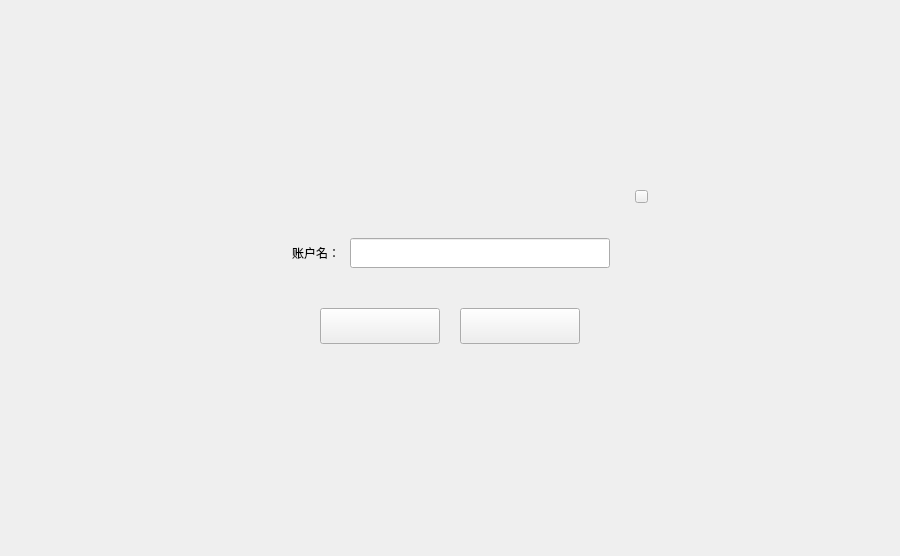
Above: namedialog.ui from HcashOrg/hx-indicator before the change. Below: the same form after it.
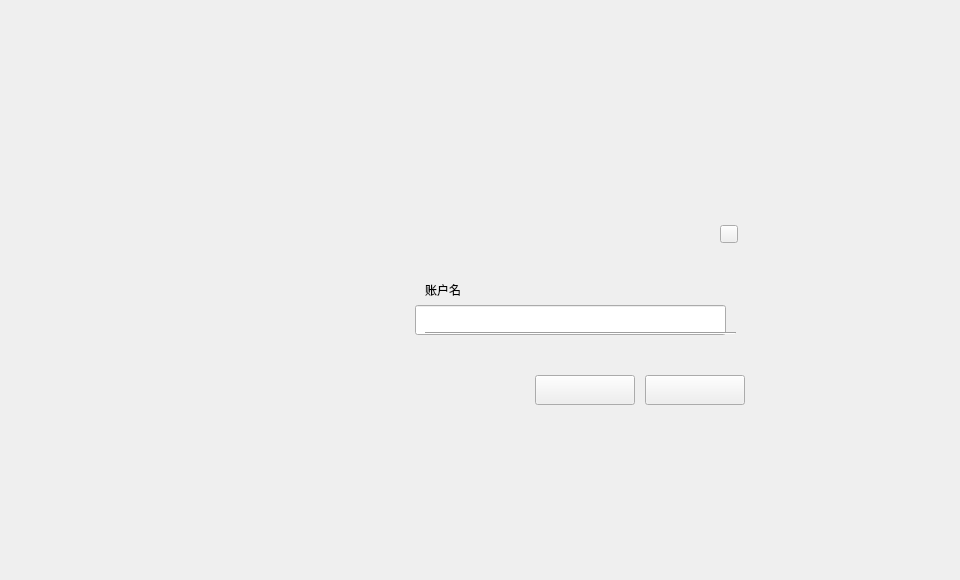
That is the form after the change.

```diff
--- a/namedialog.ui
+++ b/namedialog.ui
@@ -6,8 +6,8 @@
    <rect>
     <x>0</x>
     <y>0</y>
-    <width>900</width>
-    <height>556</height>
+    <width>960</width>
+    <height>580</height>
    </rect>
   </property>
   <property name="font">
@@ -27,26 +27,26 @@
     <rect>
      <x>0</x>
      <y>0</y>
-     <width>900</width>
-     <height>556</height>
+     <width>960</width>
+     <height>580</height>
     </rect>
    </property>
    <widget class="QWidget" name="containerWidget" native="true">
     <property name="geometry">
      <rect>
-      <x>240</x>
-      <y>178</y>
-      <width>420</width>
-      <height>200</height>
+      <x>385</x>
+      <y>205</y>
+      <width>380</width>
+      <height>220</height>
      </rect>
     </property>
     <widget class="QToolButton" name="cancelBtn">
      <property name="geometry">
       <rect>
-       <x>220</x>
-       <y>130</y>
-       <width>120</width>
-       <height>36</height>
+       <x>260</x>
+       <y>170</y>
+       <width>100</width>
+       <height>30</height>
       </rect>
      </property>
      <property name="cursor">
@@ -62,10 +62,10 @@
     <widget class="QToolButton" name="okBtn">
      <property name="geometry">
       <rect>
-       <x>80</x>
-       <y>130</y>
-       <width>120</width>
-       <height>36</height>
+       <x>150</x>
+       <y>170</y>
+       <width>100</width>
+       <height>30</height>
       </rect>
      </property>
      <property name="cursor">
@@ -81,8 +81,8 @@
     <widget class="QLabel" name="addressNameTipLabel2">
      <property name="geometry">
       <rect>
-       <x>120</x>
-       <y>100</y>
+       <x>60</x>
+       <y>130</y>
        <width>200</width>
        <height>16</height>
       </rect>
@@ -94,9 +94,9 @@
     <widget class="QLineEdit" name="nameLineEdit">
      <property name="geometry">
       <rect>
-       <x>110</x>
-       <y>60</y>
-       <width>260</width>
+       <x>30</x>
+       <y>100</y>
+       <width>311</width>
        <height>30</height>
       </rect>
      </property>
@@ -128,10 +128,10 @@
     <widget class="QToolButton" name="closeBtn">
      <property name="geometry">
       <rect>
-       <x>395</x>
-       <y>12</y>
-       <width>13</width>
-       <height>13</height>
+       <x>335</x>
+       <y>20</y>
+       <width>18</width>
+       <height>18</height>
       </rect>
      </property>
      <property name="cursor">
@@ -150,9 +150,9 @@
     <widget class="QLabel" name="label_9">
      <property name="geometry">
       <rect>
-       <x>20</x>
-       <y>60</y>
-       <width>80</width>
+       <x>40</x>
+       <y>70</y>
+       <width>121</width>
        <height>30</height>
       </rect>
      </property>
@@ -163,15 +163,28 @@
       </font>
      </property>
      <property name="text">
-      <string>账户名：</string>
+      <string>账户名</string>
      </property>
      <property name="alignment">
-      <set>Qt::AlignRight|Qt::AlignTrailing|Qt::AlignVCenter</set>
+      <set>Qt::AlignLeading|Qt::AlignLeft|Qt::AlignVCenter</set>
      </property>
      <property name="wordWrap">
       <bool>true</bool>
      </property>
     </widget>
+    <widget class="Line" name="line">
+     <property name="geometry">
+      <rect>
+       <x>40</x>
+       <y>120</y>
+       <width>311</width>
+       <height>16</height>
+      </rect>
+     </property>
+     <property name="orientation">
+      <enum>Qt::Horizontal</enum>
+     </property>
+    </widget>
    </widget>
   </widget>
  </widget>
```
